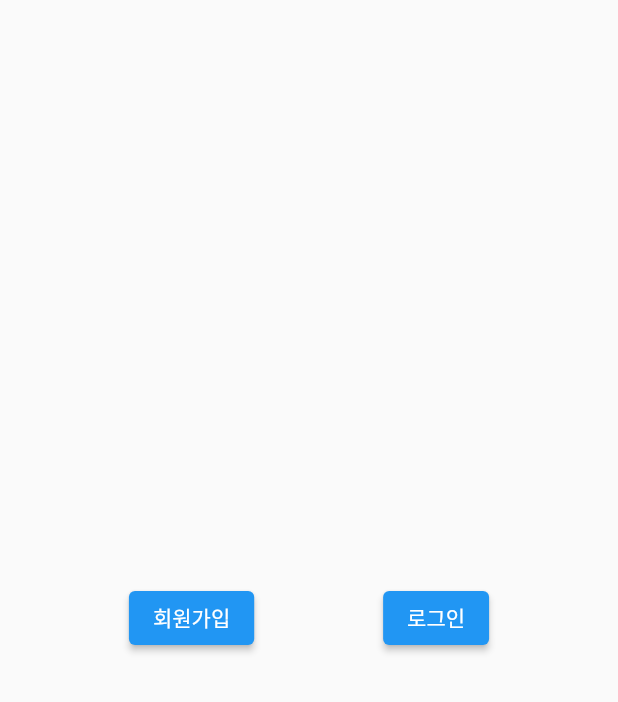
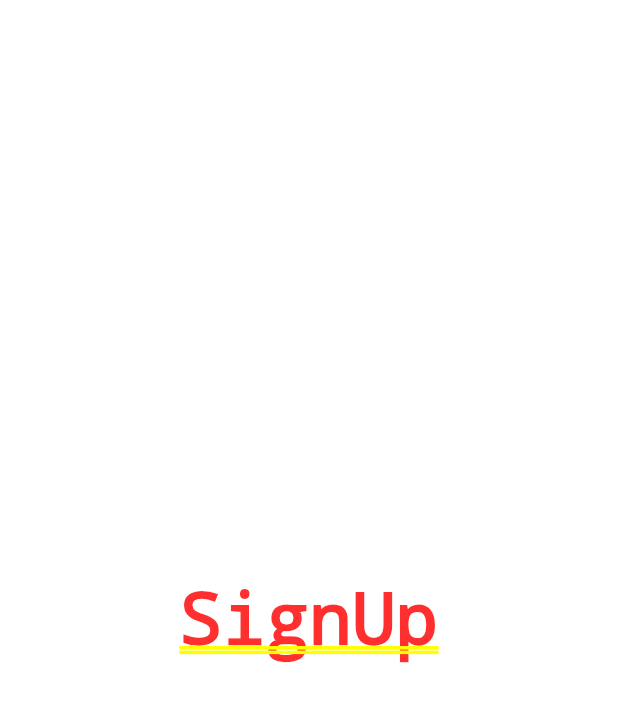
Before and after one commit to HaengSu/Uth, a Flutter app: the screen it shows after launch, after a tap on "회원가입", on a phone screen of 412 x 824 dp. Shown: the top 702 px of the screen. Run offline on Flutter 3.47's test engine with Material 2 defaults, Android fonts, the phone set to English and light mode, and no system bars; our stand-ins replace go_router.

Commit message:
feature : 라우터 기능 추가
로그인, 회원가입

```diff
--- a/lib/main.dart
+++ b/lib/main.dart
@@ -1,4 +1,7 @@
 import 'package:flutter/material.dart';
+import 'package:go_router/go_router.dart';
+import 'package:uth/screens/sign/SignIn.dart';
+import 'package:uth/screens/sign/SignUp.dart';
 
 void main() {
   runApp(const MyApp());
@@ -9,17 +12,32 @@ class MyApp extends StatelessWidget {
 
   @override
   Widget build(BuildContext context) {
-    return MaterialApp(
-      theme: ThemeData(
-        primarySwatch: Colors.blue,
-      ),
-      home: const SignPage(),
-    );
+    return MaterialApp.router(routerConfig: router());
   }
 }
 
-class SignPage extends StatelessWidget {
-  const SignPage({super.key});
+GoRouter router() {
+  return GoRouter(
+    initialLocation: '/main',
+    routes: [
+      GoRoute(
+        path: '/main',
+        builder: (context, state) => const MainPage(),
+      ),
+      GoRoute(
+        path: '/signin',
+        builder: (context, state) => const SignInPage(),
+      ),
+      GoRoute(
+        path: '/signup',
+        builder: (context, state) => const SignUpPage(),
+      ),
+    ],
+  );
+}
+
+class MainPage extends StatelessWidget {
+  const MainPage({super.key});
 
   @override
   Widget build(BuildContext context) {
@@ -28,26 +46,37 @@ class SignPage extends StatelessWidget {
         child: Row(
           mainAxisAlignment: MainAxisAlignment.spaceEvenly,
           children: <Widget>[
-            ElevatedButton(onPressed: () {
-              moveToSelectedPage(SigIn.signUp);
-            }, child: Text("회원가입"),),
-
-            ElevatedButton(onPressed: () {
-              moveToSelectedPage(SigIn.signIn);
-            }, child: Text("로그인"),)
+            ElevatedButton(
+              onPressed: () {
+                moveToSelectedPage(SigIn.signUp, context);
+              },
+              child: Text("회원가입"),
+            ),
+            ElevatedButton(
+              onPressed: () {
+                moveToSelectedPage(SigIn.signIn, context);
+              },
+              child: Text("로그인"),
+            )
           ],
         ),
       ),
     );
   }
 
-  void moveToSelectedPage(SigIn type) {
+  void moveToSelectedPage(SigIn type , BuildContext context) {
+    switch (type) {
+      case SigIn.signIn : {
+        context.push("/signin");
+        break;
+      }
 
+      case SigIn.signUp : {
+        context.push("/signup");
+        break;
+      }
+    }
   }
 }
 
-
-enum SigIn {
-  signIn,
-  signUp
-}
+enum SigIn { signIn, signUp }
--- a/lib/screens/sign/SignIn.dart
+++ b/lib/screens/sign/SignIn.dart
@@ -0,0 +1,23 @@
+
+import 'package:flutter/cupertino.dart';
+
+class SignInPage extends StatefulWidget {
+  const SignInPage({super.key});
+
+
+  @override
+  _SignInPage createState() => _SignInPage();
+}
+
+class _SignInPage extends State<SignInPage> {
+
+  @override
+  Widget build(BuildContext context) {
+    return Column(
+      mainAxisAlignment: MainAxisAlignment.center,
+      children: <Widget>[
+        Text("SignIn")
+      ],
+    );
+  }
+}
--- a/lib/screens/sign/SignUp.dart
+++ b/lib/screens/sign/SignUp.dart
@@ -0,0 +1,22 @@
+import 'package:flutter/cupertino.dart';
+
+class SignUpPage extends StatefulWidget {
+  const SignUpPage({super.key});
+
+
+  @override
+  _SignUpPage createState() => _SignUpPage();
+}
+
+class _SignUpPage extends State<SignUpPage> {
+
+  @override
+  Widget build(BuildContext context) {
+    return Column(
+      mainAxisAlignment: MainAxisAlignment.center,
+      children: <Widget>[
+        Text("SignUp")
+      ],
+    );
+  }
+}
```
